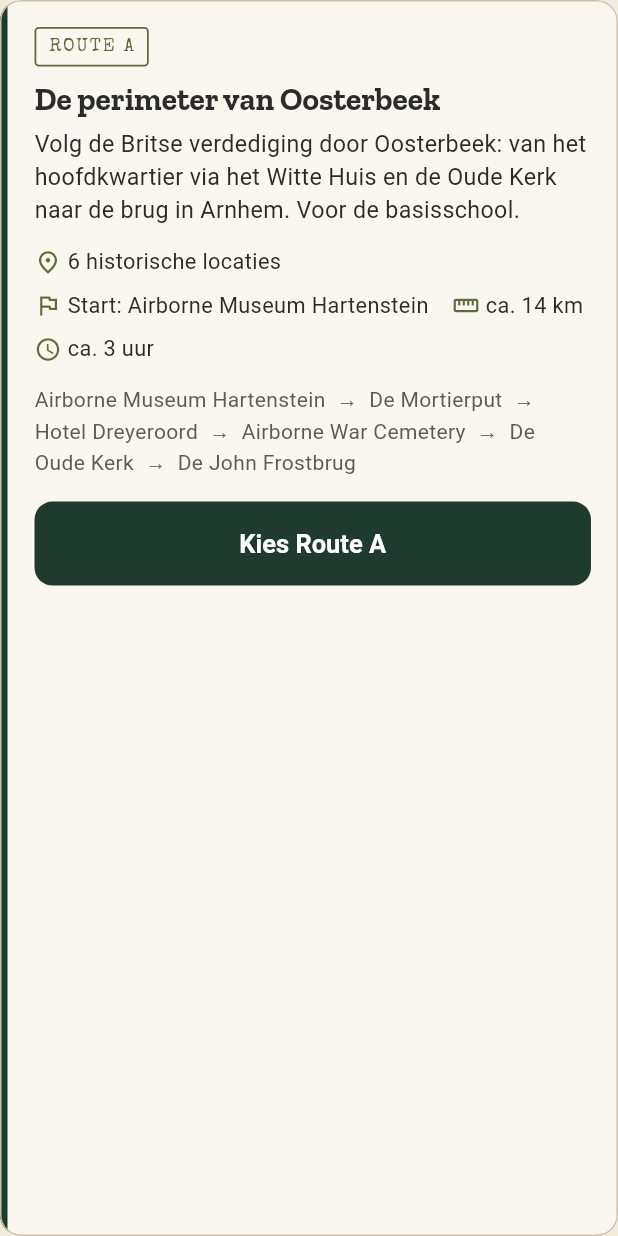
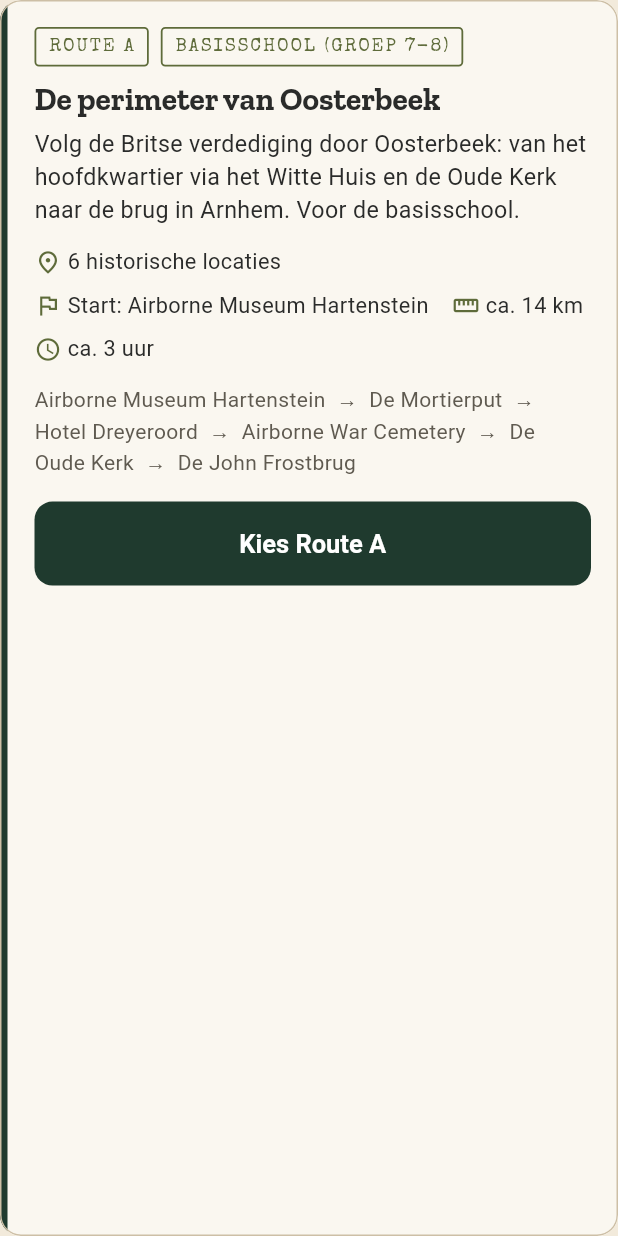
Before and after one commit to SilFopma4h2/pws-app, a Flutter app: the _RouteCard widget shown alone on an empty page, opened directly with sample values from the repository, on a phone screen of 412 x 824 dp. Run offline on Flutter 3.47's test engine with Material 3 defaults, Android fonts, the phone set to English and light mode, and no system bars; our stand-ins replace flutter_map, flutter_riverpod, geolocator, go_router, latlong2, shared_preferences; accounts and stored records are empty.

Commit message:
Show target group label on route cards
Co-Authored-By: Claude Opus 5.5 <noreply@anthropic.com>
Claude-Session: https://claude.ai/code/session_01MU967pKVxMtqKbCXnm3fYL

```diff
--- a/lib/screens/route_selection/route_selection_screen.dart
+++ b/lib/screens/route_selection/route_selection_screen.dart
@@ -71,10 +71,12 @@ class _RouteCard extends StatelessWidget {
       child: Column(
         crossAxisAlignment: CrossAxisAlignment.start,
         children: [
-          Row(
+          Wrap(
+            spacing: 8,
+            runSpacing: 6,
             children: [
               ArchiveLabel(route.title),
-              const Spacer(),
+              ArchiveLabel(route.difficulty),
               if (selected) const ArchiveLabel('Gekozen', color: AppColors.red),
             ],
           ),
```
